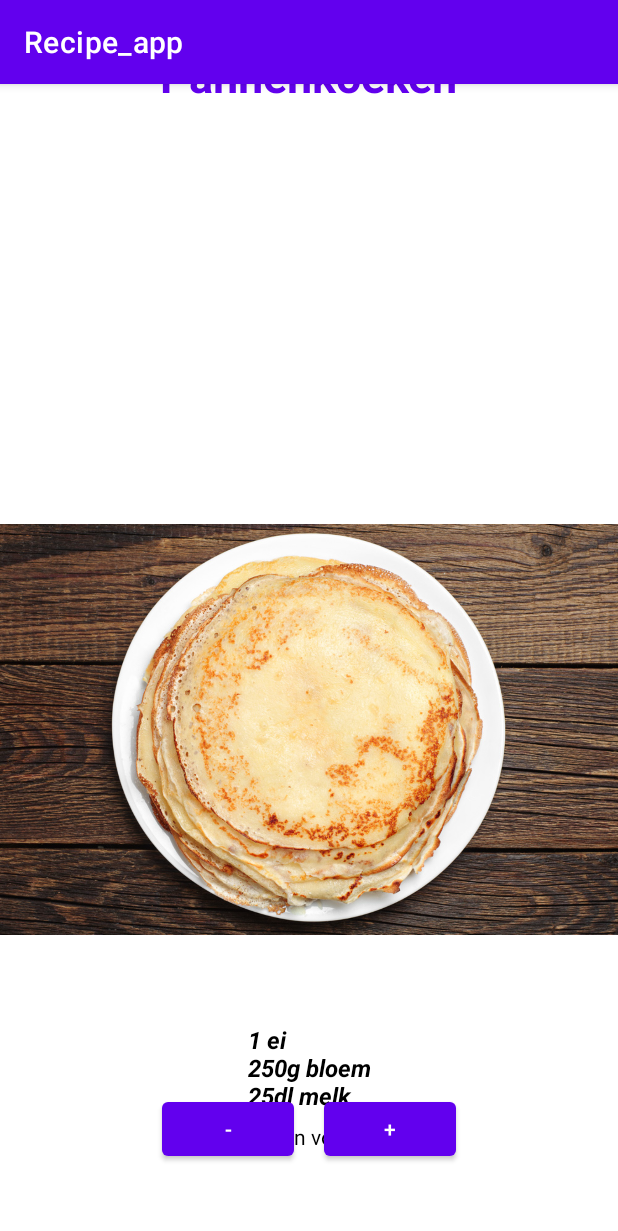
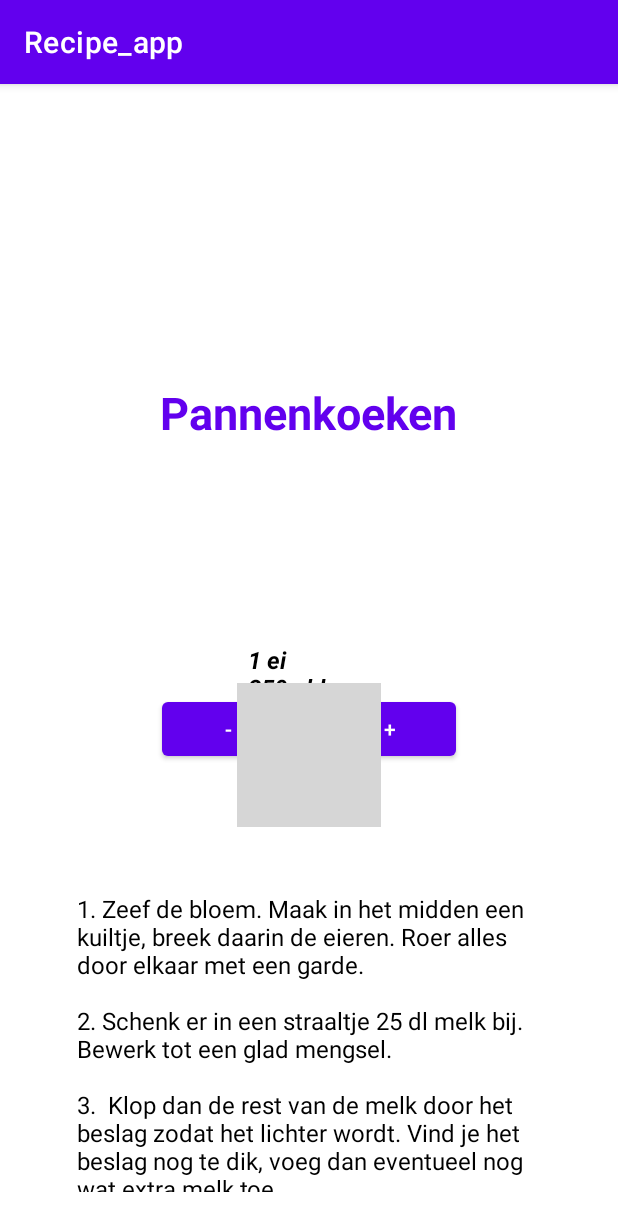
Before and after one commit to V-iices/recipe_app, an Android app: the screen it shows after launch (MainActivity), on a phone screen of 412 x 824 dp. Shown: the top 1231 px of the screen. Run offline under Robolectric (Android 15) with nearby library versions, the phone set to English and light mode, and no system bars; grey boxes are pictures that could not be loaded.

Commit message:
Intructies voor het recept bijgevoegd :))

```diff
--- a/app/src/main/java/com/example/recipe_app/MainActivity.java
+++ b/app/src/main/java/com/example/recipe_app/MainActivity.java
@@ -5,6 +5,7 @@ import androidx.appcompat.app.AppCompatActivity;
 import android.os.Bundle;
 import android.view.View;
 import android.widget.Button;
+import android.widget.ScrollView;
 import android.widget.TextView;
 
 public class MainActivity extends AppCompatActivity {
--- a/app/src/main/res/layout/activity_main.xml
+++ b/app/src/main/res/layout/activity_main.xml
@@ -16,7 +16,7 @@
         app:layout_constraintTop_toTopOf="@id/recept"
         android:textSize="14sp"
         android:textColor="@color/black"
-        android:translationY="500px"/>
+        android:translationY="100px"/>
 
     <TextView
         android:id="@+id/recept"
@@ -28,23 +28,22 @@
         app:layout_constraintTop_toTopOf="parent"
         android:textSize="16sp"
         android:textStyle="bold|italic"
-        android:text="Sample TextView"
         android:padding="10dp"
         android:textColor="@color/black"
-        android:translationY="700px"/>
+        android:translationY="320px"/>
 
     <TextView
         android:id="@+id/receptnaam"
         android:layout_width="wrap_content"
         android:layout_height="wrap_content"
-        app:layout_constraintBottom_toBottomOf="@id/recept"
+        app:layout_constraintBottom_toBottomOf="parent"
         app:layout_constraintLeft_toLeftOf="parent"
         app:layout_constraintRight_toRightOf="parent"
-        app:layout_constraintTop_toTopOf="parent"
+        app:layout_constraintTop_toTopOf="@id/recept"
         android:textSize="30sp"
         android:textStyle="bold"
         android:textColor="@color/purple_500"
-        android:translationY="-180px" />
+        android:translationY="-360px" />
 
     <Button
         android:id="@+id/plus"
@@ -55,7 +54,7 @@
         app:layout_constraintLeft_toLeftOf="@id/minus"
         app:layout_constraintRight_toRightOf="parent"
         app:layout_constraintTop_toTopOf="@id/nummer"
-        android:translationY="200px"/>
+        android:translationY="-200px"/>
 
     <Button
         android:id="@+id/minus"
@@ -66,16 +65,40 @@
         app:layout_constraintLeft_toLeftOf="parent"
         app:layout_constraintRight_toRightOf="@id/plus"
         app:layout_constraintTop_toTopOf="@id/nummer"
-        android:translationY="200px"/>
+        android:translationY="-200px"/>
 
     <ImageView
         android:id="@+id/imageView"
         android:layout_width="wrap_content"
         android:layout_height="wrap_content"
-        app:srcCompat="@drawable/pancake"
-        tools:layout_editor_absoluteX="33dp"
-        tools:layout_editor_absoluteY="-111dp"
+        android:translationY="400px"
         app:layout_constraintBottom_toBottomOf="@id/recept"
-        android:translationY="800px"/>
+        app:layout_constraintEnd_toEndOf="parent"
+        app:layout_constraintStart_toStartOf="parent"
+        app:srcCompat="@drawable/koek" />
+
+    <ScrollView
+        android:layout_width="0sp"
+        android:layout_height="210sp"
+        app:layout_constraintBottom_toBottomOf="parent"
+        app:layout_constraintLeft_toLeftOf="parent"
+        app:layout_constraintRight_toRightOf="parent"
+        app:layout_constraintTop_toTopOf="@id/minus"
+        app:layout_constraintWidth_percent="0.8"
+        android:translationY="-20sp">
+
+        <TextView
+            android:layout_width="wrap_content"
+            android:layout_height="wrap_content"
+            android:padding="10dp"
+            android:text="1. Zeef de bloem. Maak in het midden een kuiltje, breek daarin de eieren. Roer alles door elkaar met een garde.
+                            \n\n2. Schenk er in een straaltje 25 dl melk bij. Bewerk tot een glad mengsel.
+                            \n\n3.  Klop dan de rest van de melk door het beslag zodat het lichter wordt. Vind je het beslag nog te dik, voeg dan eventueel nog wat extra melk toe.
+                            \n\n4. Bak de pannenkoeken in een grote koekenpan, in hete boter of olie."
+            android:textColor="@color/black"
+            android:textSize="16sp"
+            app:layout_constraintWidth_percent="0.8"/>
+
+    </ScrollView>
 
 </androidx.constraintlayout.widget.ConstraintLayout>
```
